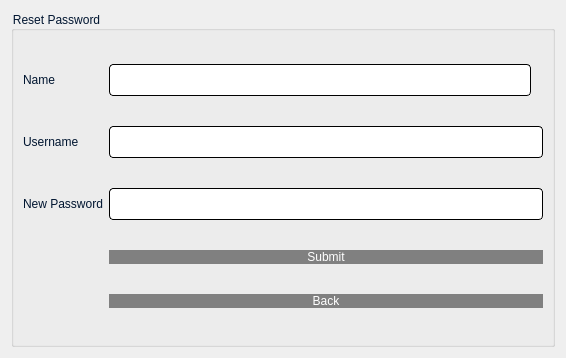
akibhaider/BOOK_HAVEN, file BookHaven_(library+bookshop)/newpasswd.ui: the form before one commit.
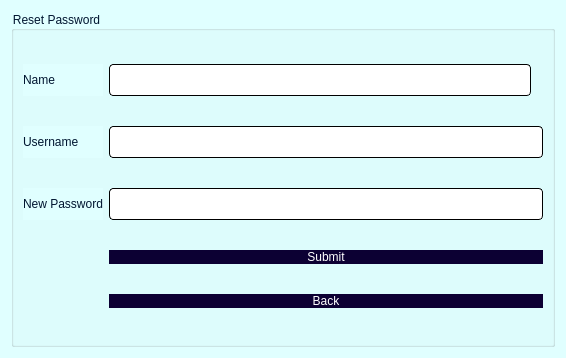
The form after the commit.

```diff
--- a/BookHaven_(library+bookshop)/newpasswd.ui
+++ b/BookHaven_(library+bookshop)/newpasswd.ui
@@ -13,12 +13,15 @@
   <property name="windowTitle">
    <string>Dialog</string>
   </property>
+  <property name="styleSheet">
+   <string notr="true">background-color: rgb(224, 255, 255);</string>
+  </property>
   <layout class="QVBoxLayout" name="verticalLayout">
    <item>
     <widget class="QGroupBox" name="groupBox">
      <property name="styleSheet">
       <string notr="true">font: 700 20pt &quot;Yu Gothic&quot;;
-border-color: rgb(196, 178, 255);
+background-color: rgb(224, 255, 255);
 border-color: rgb(170, 0, 255);
 color: rgb(0, 21, 48);</string>
      </property>
@@ -42,7 +45,7 @@
          <string notr="true">QPushButton{
 border-radius:15px;
 padding : 0 4px;
-background: #808080;
+background: #0c0033;
 border -radius:10px;
 color: rgb(255, 255, 255);
 font: 15pt &quot;Lato&quot;;
@@ -58,12 +61,6 @@
 border-radius:10px;
 bacground:red;
 color:red;
-}
-
-QPushButton:pressed
-{
-              font-size: 19px;
-              transition: 0.9s; 
 }</string>
         </property>
         <property name="text">
@@ -87,7 +84,7 @@
          <string notr="true">QPushButton{
 border-radius:15px;
 padding : 0 4px;
-background: #808080;
+background: #0c0033;
 border -radius:10px;
 color: rgb(255, 255, 255);
 font: 15pt &quot;Lato&quot;;
@@ -103,12 +100,6 @@
 border-radius:10px;
 bacground:red;
 color:red;
-}
-
-QPushButton:pressed
-{
-              font-size: 19px;
-              transition: 0.9s; 
 }</string>
         </property>
         <property name="text">
```
Left out of the diff: 4 changed lines with no effect on the pictures.
